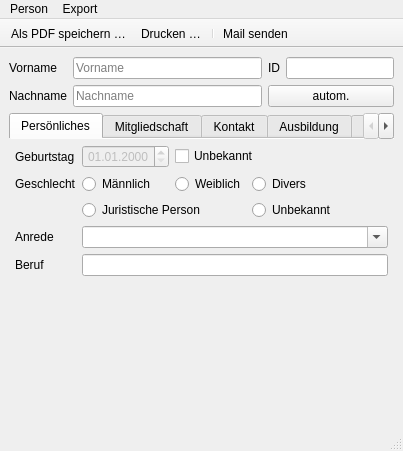
Qt form Programm/epl_gui/personwindow.ui (philjosch/Einsatzplaner) before a commit.
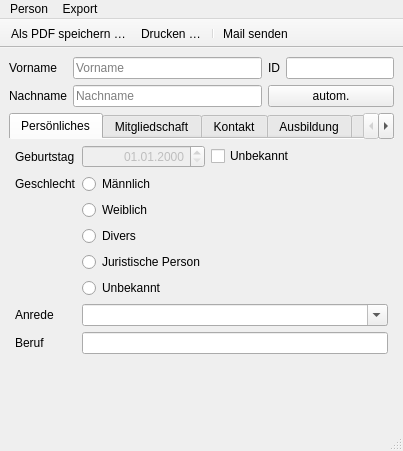
The same form after that commit. Icons and pictures are not drawn.

Commit message: Person-Fenster verbessert

Patch:
```diff
--- a/Programm/epl_gui/personwindow.ui
+++ b/Programm/epl_gui/personwindow.ui
@@ -88,7 +88,7 @@
        <attribute name="title">
         <string>Persönliches</string>
        </attribute>
-       <layout class="QGridLayout" name="gridLayout_2" rowstretch="0,0,0,0,0,1" columnstretch="0,0,0,1">
+       <layout class="QGridLayout" name="gridLayout_2" columnstretch="0,0,0,1">
         <property name="leftMargin">
          <number>6</number>
         </property>
@@ -124,84 +124,33 @@
           </property>
          </widget>
         </item>
-        <item row="0" column="2" colspan="2">
-         <widget class="QCheckBox" name="checkGeburtstag">
-          <property name="enabled">
-           <bool>true</bool>
-          </property>
+        <item row="7" column="0">
+         <widget class="QLabel" name="labelBeruf">
           <property name="text">
-           <string>Unbekannt</string>
-          </property>
-         </widget>
-        </item>
-        <item row="1" column="0">
-         <widget class="QLabel" name="labelGeschlecht">
-          <property name="text">
-           <string>Geschlecht</string>
-          </property>
-         </widget>
-        </item>
-        <item row="1" column="1">
-         <widget class="QRadioButton" name="radioMaennlich">
-          <property name="text">
-           <string>Männlich</string>
-          </property>
-          <attribute name="buttonGroup">
-           <string notr="true">buttonGeschlecht</string>
-          </attribute>
-         </widget>
-        </item>
-        <item row="1" column="2">
-         <widget class="QRadioButton" name="radioWeiblich">
-          <property name="text">
-           <string>Weiblich</string>
-          </property>
-          <attribute name="buttonGroup">
-           <string notr="true">buttonGeschlecht</string>
-          </attribute>
-         </widget>
-        </item>
-        <item row="1" column="3">
-         <widget class="QRadioButton" name="radioDivers">
-          <property name="text">
-           <string>Divers</string>
-          </property>
-          <attribute name="buttonGroup">
-           <string notr="true">buttonGeschlecht</string>
-          </attribute>
-         </widget>
-        </item>
-        <item row="2" column="1" colspan="2">
-         <widget class="QRadioButton" name="radioJuristisch">
-          <property name="text">
-           <string>Juristische Person</string>
-          </property>
-          <attribute name="buttonGroup">
-           <string notr="true">buttonGeschlecht</string>
-          </attribute>
-         </widget>
-        </item>
-        <item row="2" column="3">
-         <widget class="QRadioButton" name="radioUnbekannt">
-          <property name="text">
-           <string>Unbekannt</string>
-          </property>
-          <attribute name="buttonGroup">
-           <string notr="true">buttonGeschlecht</string>
-          </attribute>
-         </widget>
-        </item>
-        <item row="3" column="0">
-         <widget class="QLabel" name="labelAnrede">
-          <property name="text">
-           <string>Anrede</string>
+           <string>Beruf</string>
           </property>
           <property name="buddy">
            <cstring>comboAnrede</cstring>
           </property>
          </widget>
         </item>
-        <item row="3" column="1" colspan="3">
+        <item row="8" column="1">
+         <spacer name="verticalSpacer_2">
+          <property name="orientation">
+           <enum>Qt::Vertical</enum>
+          </property>
+          <property name="sizeHint" stdset="0">
+           <size>
+            <width>20</width>
+            <height>142</height>
+           </size>
+          </property>
+         </spacer>
+        </item>
+        <item row="7" column="1" colspan="3">
+         <widget class="QLineEdit" name="lineJob"/>
+        </item>
+        <item row="6" column="1" colspan="3">
          <widget class="QComboBox" name="comboAnrede">
           <property name="editable">
            <bool>true</bool>
@@ -236,31 +185,82 @@
           </item>
          </widget>
         </item>
-        <item row="4" column="0">
-         <widget class="QLabel" name="labelBeruf">
+        <item row="6" column="0">
+         <widget class="QLabel" name="labelAnrede">
           <property name="text">
-           <string>Beruf</string>
+           <string>Anrede</string>
           </property>
           <property name="buddy">
            <cstring>lineJob</cstring>
           </property>
          </widget>
         </item>
-        <item row="4" column="1" colspan="3">
-         <widget class="QLineEdit" name="lineJob"/>
+        <item row="0" column="2">
+         <widget class="QCheckBox" name="checkGeburtstag">
+          <property name="enabled">
+           <bool>true</bool>
+          </property>
+          <property name="text">
+           <string>Unbekannt</string>
+          </property>
+         </widget>
         </item>
         <item row="5" column="1">
-         <spacer name="verticalSpacer_2">
-          <property name="orientation">
-           <enum>Qt::Vertical</enum>
+         <widget class="QRadioButton" name="radioUnbekannt">
+          <property name="text">
+           <string>Unbekannt</string>
           </property>
-          <property name="sizeHint" stdset="0">
-           <size>
-            <width>20</width>
-            <height>142</height>
-           </size>
+          <attribute name="buttonGroup">
+           <string notr="true">buttonGeschlecht</string>
+          </attribute>
+         </widget>
+        </item>
+        <item row="4" column="1">
+         <widget class="QRadioButton" name="radioJuristisch">
+          <property name="text">
+           <string>Juristische Person</string>
           </property>
-         </spacer>
+          <attribute name="buttonGroup">
+           <string notr="true">buttonGeschlecht</string>
+          </attribute>
+         </widget>
+        </item>
+        <item row="3" column="1">
+         <widget class="QRadioButton" name="radioDivers">
+          <property name="text">
+           <string>Divers</string>
+          </property>
+          <attribute name="buttonGroup">
+           <string notr="true">buttonGeschlecht</string>
+          </attribute>
+         </widget>
+        </item>
+        <item row="2" column="1">
+         <widget class="QRadioButton" name="radioWeiblich">
+          <property name="text">
+           <string>Weiblich</string>
+          </property>
+          <attribute name="buttonGroup">
+           <string notr="true">buttonGeschlecht</string>
+          </attribute>
+         </widget>
+        </item>
+        <item row="1" column="1">
+         <widget class="QRadioButton" name="radioMaennlich">
+          <property name="text">
+           <string>Männlich</string>
+          </property>
+          <attribute name="buttonGroup">
+           <string notr="true">buttonGeschlecht</string>
+          </attribute>
+         </widget>
+        </item>
+        <item row="1" column="0">
+         <widget class="QLabel" name="labelGeschlecht">
+          <property name="text">
+           <string>Geschlecht</string>
+          </property>
+         </widget>
         </item>
        </layout>
       </widget>
```
Left out of the diff: 19 changed lines with no effect on the pictures.
